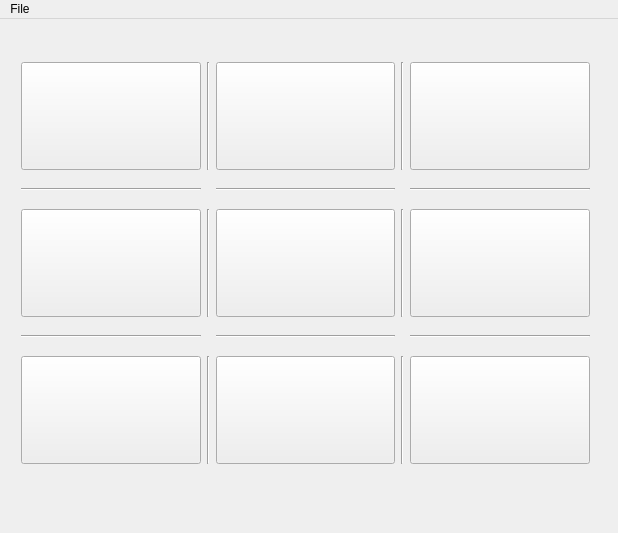
Qt form mainwindow.ui (majchrzak99/kolkoKrzyzykQt) before a commit.
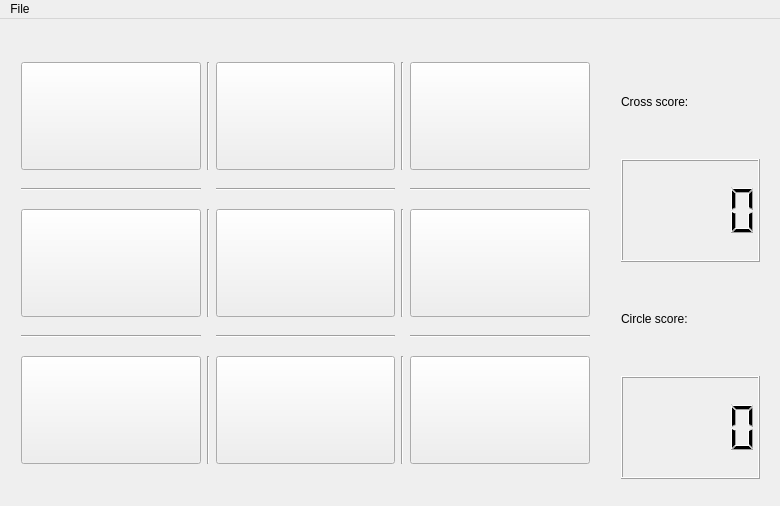
The same form after that commit.

The edit to the form file:
```diff
--- a/mainwindow.ui
+++ b/mainwindow.ui
@@ -6,8 +6,8 @@
    <rect>
     <x>0</x>
     <y>0</y>
-    <width>618</width>
-    <height>533</height>
+    <width>780</width>
+    <height>506</height>
    </rect>
   </property>
   <property name="windowTitle">
@@ -209,13 +209,45 @@
      </item>
     </layout>
    </widget>
+   <widget class="QWidget" name="verticalLayoutWidget">
+    <property name="geometry">
+     <rect>
+      <x>610</x>
+      <y>20</y>
+      <width>161</width>
+      <height>451</height>
+     </rect>
+    </property>
+    <layout class="QVBoxLayout" name="verticalLayout">
+     <item>
+      <widget class="QLabel" name="cross_score_label">
+       <property name="text">
+        <string>Cross score:</string>
+       </property>
+      </widget>
+     </item>
+     <item>
+      <widget class="QLCDNumber" name="cross_score"/>
+     </item>
+     <item>
+      <widget class="QLabel" name="circle_score_label">
+       <property name="text">
+        <string>Circle score:</string>
+       </property>
+      </widget>
+     </item>
+     <item>
+      <widget class="QLCDNumber" name="circle_score"/>
+     </item>
+    </layout>
+   </widget>
   </widget>
   <widget class="QMenuBar" name="menuBar">
    <property name="geometry">
     <rect>
      <x>0</x>
      <y>0</y>
-     <width>618</width>
+     <width>780</width>
      <height>21</height>
     </rect>
    </property>
```
